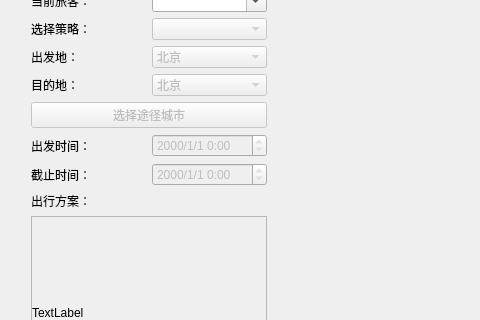
The window that mainwindow.ui (yuanzhiqj/travel_simulation) describes before a commit, drawn with Qt 5; both pictures show x 0 to 480 and y 82 to 402 of the 1040 by 633 pixel window.
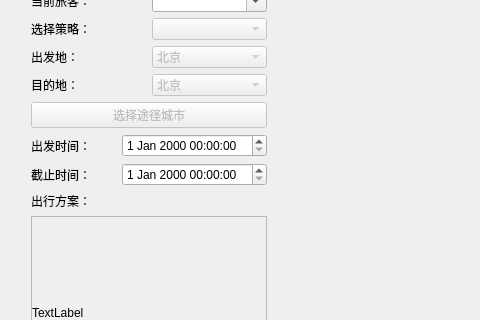
The same window after the commit. Icons and pictures are not drawn. Custom widgets are drawn as their Qt base class.

The edit to the form file:
```diff
--- a/mainwindow.ui
+++ b/mainwindow.ui
@@ -266,17 +266,7 @@
         </widget>
        </item>
        <item>
-        <widget class="QTimeEdit" name="start_time">
-         <property name="enabled">
-          <bool>false</bool>
-         </property>
-         <property name="currentSection">
-          <enum>QDateTimeEdit::NoSection</enum>
-         </property>
-         <property name="displayFormat">
-          <string>yyyy/M/d H:mm</string>
-         </property>
-        </widget>
+        <widget class="QDateTimeEdit" name="start_time"/>
        </item>
       </layout>
      </item>
@@ -290,14 +280,7 @@
         </widget>
        </item>
        <item>
-        <widget class="QTimeEdit" name="end_time">
-         <property name="enabled">
-          <bool>false</bool>
-         </property>
-         <property name="displayFormat">
-          <string>yyyy/M/d H:mm</string>
-         </property>
-        </widget>
+        <widget class="QDateTimeEdit" name="end_time"/>
        </item>
       </layout>
      </item>
@@ -438,6 +421,14 @@
   </widget>
  </widget>
  <layoutdefault spacing="6" margin="11"/>
+ <customwidgets>
+  <customwidget>
+   <class>MapWidget</class>
+   <extends>QWidget</extends>
+   <header location="global">mapwidget.h</header>
+   <container>1</container>
+  </customwidget>
+ </customwidgets>
  <resources/>
  <connections/>
 </ui>
```
Left out of the diff: 9 changed lines with no effect on the pictures.
